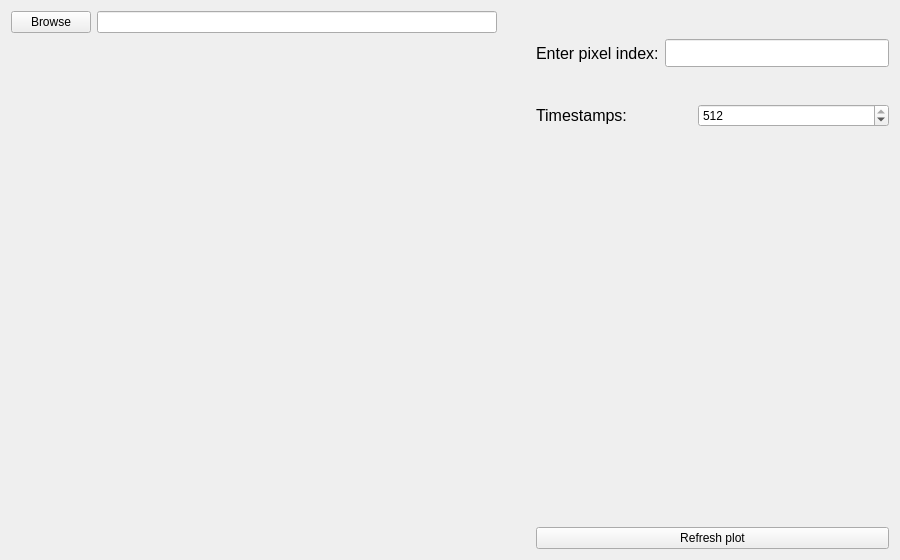
Before: the Qt Designer form graphic/ui/SinglePixelHistogram_tab_c.ui in rngKomorebi/daplis-rtp, drawn with Qt 5.
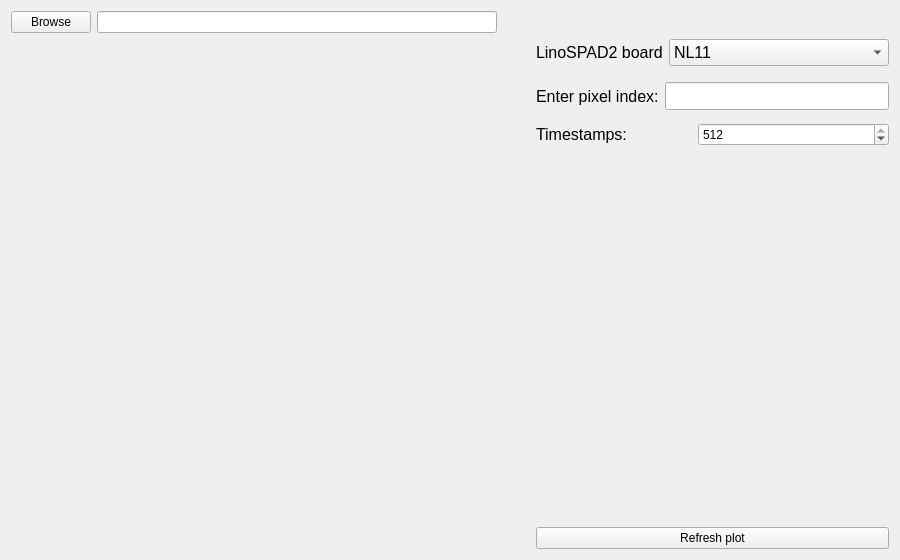
After: the same form once the commit is applied.

```diff
--- a/graphic/ui/SinglePixelHistogram_tab_c.ui
+++ b/graphic/ui/SinglePixelHistogram_tab_c.ui
@@ -20,42 +20,17 @@
    <string>Form</string>
   </property>
   <layout class="QGridLayout" name="gridLayout">
+   <item row="3" column="0" rowspan="3" colspan="2">
+    <widget class="QWidget" name="widget_figure" native="true">
+     <property name="minimumSize">
+      <size>
+       <width>486</width>
+       <height>445</height>
+      </size>
+     </property>
+    </widget>
+   </item>
    <item row="2" column="3" colspan="4">
-    <layout class="QFormLayout" name="formLayout_2">
-     <property name="bottomMargin">
-      <number>7</number>
-     </property>
-     <item row="0" column="0">
-      <widget class="QLabel" name="label_timestamps">
-       <property name="minimumSize">
-        <size>
-         <width>156</width>
-         <height>0</height>
-        </size>
-       </property>
-       <property name="font">
-        <font>
-         <pointsize>12</pointsize>
-        </font>
-       </property>
-       <property name="text">
-        <string>Timestamps:</string>
-       </property>
-      </widget>
-     </item>
-     <item row="0" column="1">
-      <widget class="QSpinBox" name="spinBox_timestamps">
-       <property name="maximum">
-        <number>512</number>
-       </property>
-       <property name="value">
-        <number>512</number>
-       </property>
-      </widget>
-     </item>
-    </layout>
-   </item>
-   <item row="1" column="3" colspan="4">
     <layout class="QFormLayout" name="formLayout">
      <property name="bottomMargin">
       <number>7</number>
@@ -93,20 +68,7 @@
      </item>
     </layout>
    </item>
-   <item row="0" column="3" colspan="4">
-    <spacer name="horizontalSpacer">
-     <property name="orientation">
-      <enum>Qt::Horizontal</enum>
-     </property>
-     <property name="sizeHint" stdset="0">
-      <size>
-       <width>382</width>
-       <height>20</height>
-      </size>
-     </property>
-    </spacer>
-   </item>
-   <item row="4" column="3" colspan="4">
+   <item row="5" column="3" colspan="4">
     <widget class="QPushButton" name="pushButton_refreshPlot">
      <property name="sizePolicy">
       <sizepolicy hsizetype="Preferred" vsizetype="Fixed">
@@ -126,6 +88,67 @@
      </property>
     </widget>
    </item>
+   <item row="0" column="3" colspan="4">
+    <spacer name="horizontalSpacer">
+     <property name="orientation">
+      <enum>Qt::Horizontal</enum>
+     </property>
+     <property name="sizeHint" stdset="0">
+      <size>
+       <width>382</width>
+       <height>20</height>
+      </size>
+     </property>
+    </spacer>
+   </item>
+   <item row="3" column="3" colspan="4">
+    <layout class="QFormLayout" name="formLayout_2">
+     <property name="bottomMargin">
+      <number>7</number>
+     </property>
+     <item row="0" column="0">
+      <widget class="QLabel" name="label_timestamps">
+       <property name="minimumSize">
+        <size>
+         <width>156</width>
+         <height>0</height>
+        </size>
+       </property>
+       <property name="font">
+        <font>
+         <pointsize>12</pointsize>
+        </font>
+       </property>
+       <property name="text">
+        <string>Timestamps:</string>
+       </property>
+      </widget>
+     </item>
+     <item row="0" column="1">
+      <widget class="QSpinBox" name="spinBox_timestamps">
+       <property name="maximum">
+        <number>512</number>
+       </property>
+       <property name="value">
+        <number>512</number>
+       </property>
+      </widget>
+     </item>
+    </layout>
+   </item>
+   <item row="3" column="2">
+    <spacer name="horizontalSpacer_2">
+     <property name="orientation">
+      <enum>Qt::Horizontal</enum>
+     </property>
+     <property name="sizeHint" stdset="0">
+      <size>
+       <width>40</width>
+       <height>20</height>
+      </size>
+     </property>
+    </spacer>
+   </item>
    <item row="0" column="1">
     <widget class="QLineEdit" name="lineEdit_browse">
      <property name="sizePolicy">
@@ -136,28 +159,43 @@
      </property>
     </widget>
    </item>
-   <item row="2" column="0" rowspan="3" colspan="2">
-    <widget class="QWidget" name="widget_figure" native="true">
-     <property name="minimumSize">
-      <size>
-       <width>486</width>
-       <height>445</height>
-      </size>
+   <item row="1" column="3" colspan="4">
+    <layout class="QFormLayout" name="formLayout_4">
+     <property name="bottomMargin">
+      <number>10</number>
      </property>
-    </widget>
-   </item>
-   <item row="2" column="2">
-    <spacer name="horizontalSpacer_2">
-     <property name="orientation">
-      <enum>Qt::Horizontal</enum>
-     </property>
-     <property name="sizeHint" stdset="0">
-      <size>
-       <width>40</width>
-       <height>20</height>
-      </size>
-     </property>
-    </spacer>
+     <item row="0" column="0">
+      <widget class="QLabel" name="label">
+       <property name="font">
+        <font>
+         <pointsize>12</pointsize>
+        </font>
+       </property>
+       <property name="text">
+        <string>LinoSPAD2 board</string>
+       </property>
+      </widget>
+     </item>
+     <item row="0" column="1">
+      <widget class="QComboBox" name="comboBox_boardNumber">
+       <property name="font">
+        <font>
+         <pointsize>12</pointsize>
+        </font>
+       </property>
+       <item>
+        <property name="text">
+         <string>NL11</string>
+        </property>
+       </item>
+       <item>
+        <property name="text">
+         <string>A5</string>
+        </property>
+       </item>
+      </widget>
+     </item>
+    </layout>
    </item>
   </layout>
  </widget>
```
